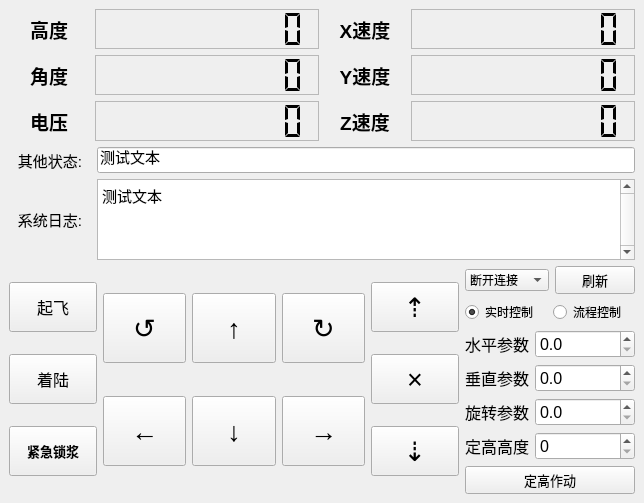
This is python_sdk/fc_gui/gui.ui in ElluIFX/ANO_LX_FC as Qt 5 draws it before an edit. The edited form follows.
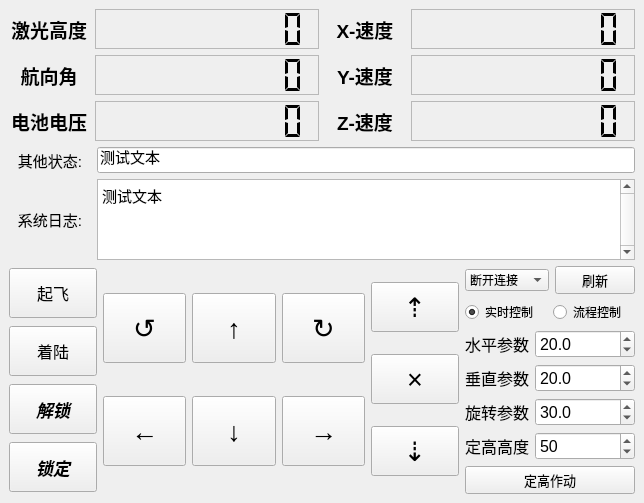
This is the edited form.

```diff
--- a/python_sdk/fc_gui/gui.ui
+++ b/python_sdk/fc_gui/gui.ui
@@ -60,7 +60,7 @@
              <number>0</number>
             </property>
             <property name="text">
-             <string>高度</string>
+             <string>激光高度</string>
             </property>
             <property name="alignment">
              <set>Qt::AlignCenter</set>
@@ -134,7 +134,7 @@
              <number>0</number>
             </property>
             <property name="text">
-             <string>角度</string>
+             <string>航向角</string>
             </property>
             <property name="alignment">
              <set>Qt::AlignCenter</set>
@@ -208,7 +208,7 @@
              <number>0</number>
             </property>
             <property name="text">
-             <string>电压</string>
+             <string>电池电压</string>
             </property>
             <property name="alignment">
              <set>Qt::AlignCenter</set>
@@ -286,7 +286,7 @@
              <number>0</number>
             </property>
             <property name="text">
-             <string>X速度</string>
+             <string>X-速度</string>
             </property>
             <property name="alignment">
              <set>Qt::AlignCenter</set>
@@ -360,7 +360,7 @@
              <number>0</number>
             </property>
             <property name="text">
-             <string>Y速度</string>
+             <string>Y-速度</string>
             </property>
             <property name="alignment">
              <set>Qt::AlignCenter</set>
@@ -434,7 +434,7 @@
              <number>0</number>
             </property>
             <property name="text">
-             <string>Z速度</string>
+             <string>Z-速度</string>
             </property>
             <property name="alignment">
              <set>Qt::AlignCenter</set>
@@ -632,13 +632,41 @@
             </property>
             <property name="font">
              <font>
-              <pointsize>10</pointsize>
+              <pointsize>13</pointsize>
+              <italic>true</italic>
               <bold>true</bold>
               <stylestrategy>PreferAntialias</stylestrategy>
              </font>
             </property>
             <property name="text">
-             <string>紧急锁浆</string>
+             <string>解锁</string>
+            </property>
+            <property name="shortcut">
+             <string>O</string>
+            </property>
+           </widget>
+          </item>
+          <item>
+           <widget class="QPushButton" name="btn_lock">
+            <property name="minimumSize">
+             <size>
+              <width>0</width>
+              <height>50</height>
+             </size>
+            </property>
+            <property name="font">
+             <font>
+              <pointsize>13</pointsize>
+              <italic>true</italic>
+              <bold>true</bold>
+              <stylestrategy>PreferAntialias</stylestrategy>
+             </font>
+            </property>
+            <property name="text">
+             <string>锁定</string>
+            </property>
+            <property name="shortcut">
+             <string>P</string>
             </property>
            </widget>
           </item>
@@ -922,7 +950,13 @@
                <number>1</number>
               </property>
               <property name="maximum">
-               <double>30.000000000000000</double>
+               <double>100.000000000000000</double>
+              </property>
+              <property name="singleStep">
+               <double>5.000000000000000</double>
+              </property>
+              <property name="value">
+               <double>20.000000000000000</double>
               </property>
              </widget>
             </item>
@@ -959,7 +993,13 @@
                <number>1</number>
               </property>
               <property name="maximum">
-               <double>30.000000000000000</double>
+               <double>100.000000000000000</double>
+              </property>
+              <property name="singleStep">
+               <double>5.000000000000000</double>
+              </property>
+              <property name="value">
+               <double>20.000000000000000</double>
               </property>
              </widget>
             </item>
@@ -990,6 +1030,12 @@
                <number>1</number>
               </property>
               <property name="maximum">
+               <double>100.000000000000000</double>
+              </property>
+              <property name="singleStep">
+               <double>5.000000000000000</double>
+              </property>
+              <property name="value">
                <double>30.000000000000000</double>
               </property>
              </widget>
@@ -1035,6 +1081,9 @@
               <property name="stepType">
                <enum>QAbstractSpinBox::DefaultStepType</enum>
               </property>
+              <property name="value">
+               <double>50.000000000000000</double>
+              </property>
              </widget>
             </item>
            </layout>
```
Left out of the diff: 41 changed lines with no effect on the pictures.
